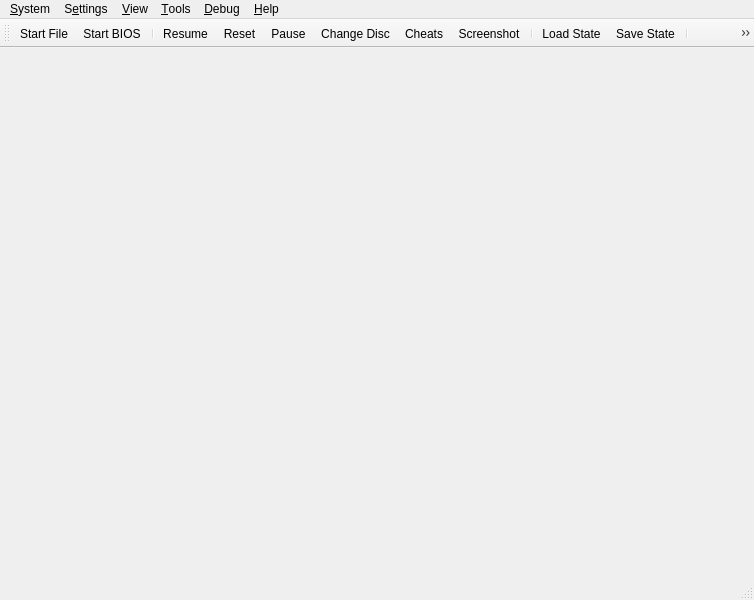
Above: src/duckstation-qt/mainwindow.ui from kofxi3584karlayang/duckstation before the change. Below: the same form after it.
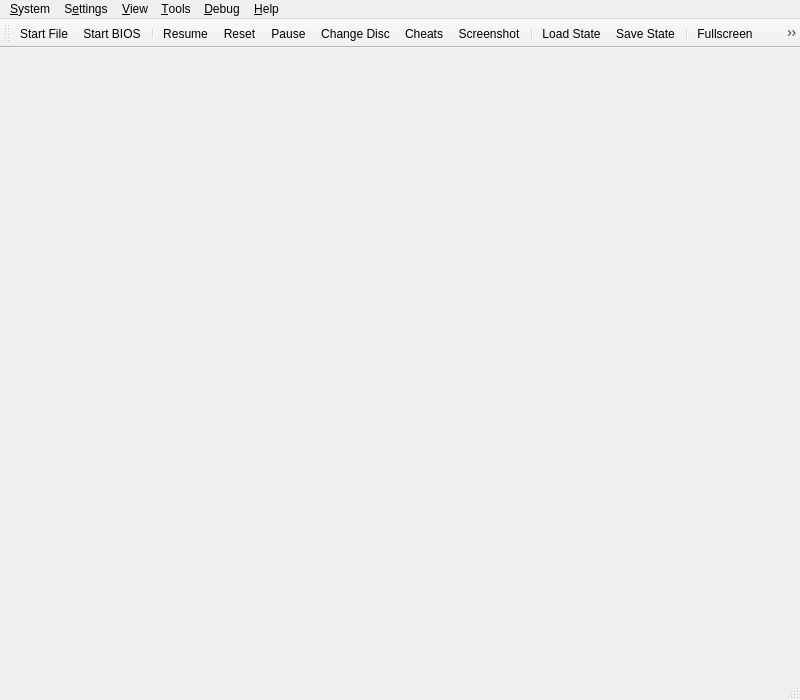
That is the form after the change. Icons and pictures are not drawn.

Commit message: Qt: Split icon theme and style init

The edit to the form file:
```diff
--- a/src/duckstation-qt/mainwindow.ui
+++ b/src/duckstation-qt/mainwindow.ui
@@ -6,8 +6,8 @@
    <rect>
     <x>0</x>
     <y>0</y>
-    <width>754</width>
-    <height>600</height>
+    <width>800</width>
+    <height>700</height>
    </rect>
   </property>
   <property name="acceptDrops">
```
The commit also changes 2 other files.
